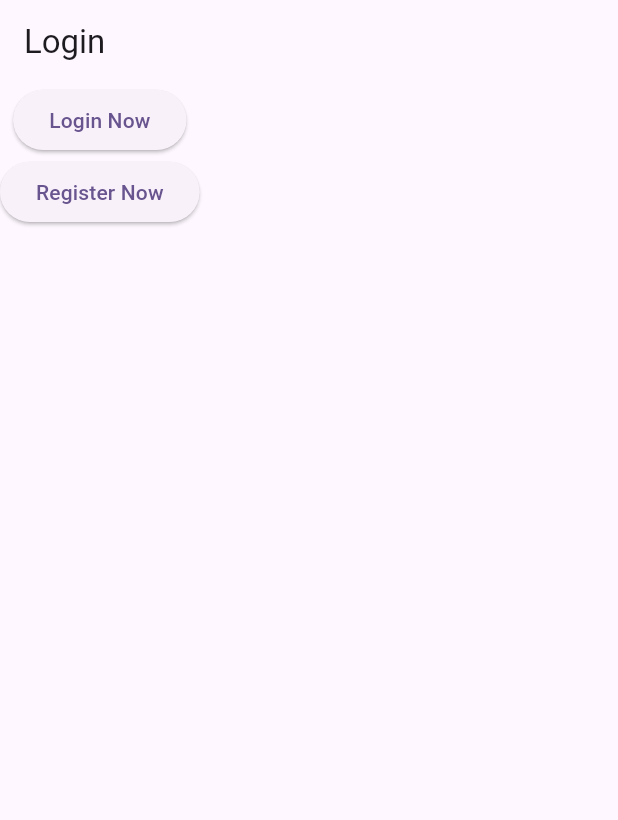
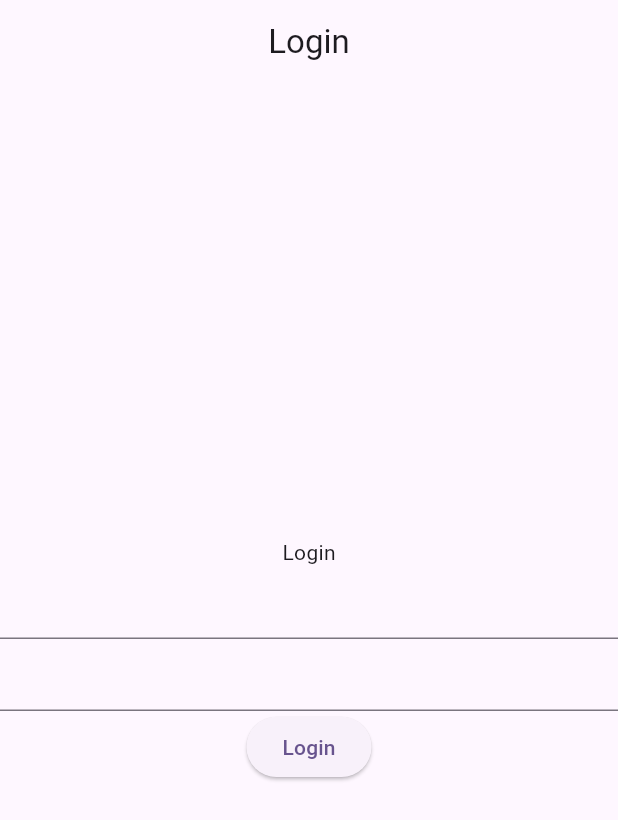
Before and after one commit to Dangere/syncora-frontend, a Flutter app: the screen it shows after launch, on a phone screen of 412 x 824 dp. Shown: the top 820 px of the screen. Run offline on Flutter 3.47's test engine with Material 3 defaults, Android fonts, the phone set to English and light mode, and no system bars; our stand-ins replace dio, email_validator, flutter_riverpod, go_router, logger.

Commit message:
Refined login page with form fields and validation

```diff
--- a/lib/core/constants/constants.dart
+++ b/lib/core/constants/constants.dart
@@ -1,5 +1,5 @@
 class Constants {
   // ignore: non_constant_identifier_names
   // using `10.0.2.2` as the IP address because AVD uses 10.0.2.2 as an alias to your host loopback interface (i.e) localhost
-  static String BASE_URL = "http://10.0.2.2:5292/api";
+  static String BASE_URL = "http://10.0.2.2:5000/api";
 }
--- a/lib/core/localization/l10n/intl_ar.arb
+++ b/lib/core/localization/l10n/intl_ar.arb
@@ -1,4 +1,5 @@
 {
     "helloWorld": "هلا",
-    "loginPageTitle": "تسجيل الدخول"
+    "loginPageTitle": "تسجيل الدخول",
+    "loginButton": "تسجيل الدخول"
 }
--- a/lib/core/localization/l10n/intl_en.arb
+++ b/lib/core/localization/l10n/intl_en.arb
@@ -6,5 +6,9 @@
   "loginPageTitle": "Login",
   "@loginPageTitle": {
     "description": "The title of the login page"
+  },
+  "loginButton": "Login",
+  "@loginButton": {
+    "description": "The login button"
   }
 }
--- a/lib/features/authentication/view/pages/login_page.dart
+++ b/lib/features/authentication/view/pages/login_page.dart
@@ -1,17 +1,45 @@
 import 'package:flutter/material.dart';
 import 'package:flutter_riverpod/flutter_riverpod.dart';
+import 'package:syncora_frontend/common/providers/common_providers.dart';
 import 'package:syncora_frontend/core/localization/generated/l10n/app_localizations.dart';
+import 'package:syncora_frontend/core/utils/validators.dart';
 import 'package:syncora_frontend/features/authentication/models/auth_state.dart';
 import 'package:syncora_frontend/features/authentication/viewmodel/auth_viewmodel.dart';
 
-class LoginPage extends ConsumerWidget {
+class LoginPage extends ConsumerStatefulWidget {
   const LoginPage({super.key});
 
   @override
-  Widget build(BuildContext context, WidgetRef ref) {
+  ConsumerState<ConsumerStatefulWidget> createState() => _LoginPageState();
+}
+
+class _LoginPageState extends ConsumerState<LoginPage> {
+  final _formKey = GlobalKey<FormState>();
+
+  final TextEditingController emailController = TextEditingController();
+  final TextEditingController passwordController = TextEditingController();
+
+  @override
+  void dispose() {
+    // TODO: implement dispose
+    super.dispose();
+    emailController.dispose();
+    passwordController.dispose();
+  }
+
+  @override
+  void initState() {
+    // TODO: implement initState
+    super.initState();
+    ref.read(loggerProvider).d('Login page initialized');
+  }
+
+  @override
+  Widget build(BuildContext context) {
     final authViewModel = ref.read(authProvider.notifier);
-    AuthState state = ref.watch(authProvider);
+    AuthState authState = ref.watch(authProvider);
 
+    // Show error snackbar when error is not null in the auth state
     ref.listen<AuthState>(authProvider, (previous, next) {
       if (next.error != null) {
         ScaffoldMessenger.of(context).hideCurrentSnackBar();
@@ -21,25 +49,59 @@ class LoginPage extends ConsumerWidget {
       }
     });
 
+    void login() {
+      // Check if form is valid before attempting to login
+      if (!_formKey.currentState!.validate() || authState.isLoading) return;
+      authViewModel.loginWithEmailAndPassword(
+          emailController.text.trim(), passwordController.text.trim());
+    }
+
     return Scaffold(
       appBar: AppBar(
-        title: Text(AppLocalizations.of(context).loginPageTitle),
-        leading: state.isLoading ? const CircularProgressIndicator() : null,
+        title: Center(child: Text(AppLocalizations.of(context).loginPageTitle)),
       ),
-      body: Column(children: [
-        ElevatedButton(
-            onPressed: () {
-              authViewModel.loginWithEmailAndPassword(
-                  "user@gmail.com", "NOTCRddEATED");
+      body: Form(
+        key: _formKey,
+        child: Column(mainAxisAlignment: MainAxisAlignment.center, children: [
+          Text(AppLocalizations.of(context).loginPageTitle),
+          // Email field
+          TextFormField(
+            keyboardType: TextInputType.emailAddress,
+            controller: emailController,
+            validator: (value) {
+              if (value == null || value.isEmpty) {
+                return 'Email cannot be empty';
+              }
+
+              if (Validators.validateEmail(value.trim()) == false) {
+                return 'Invalid email';
+              }
+              return null;
             },
-            child: const Text('Login Now')),
-        ElevatedButton(
-            onPressed: () {
-              authViewModel.registerWithEmailAndPassword(
-                  "usdsder@gmail.com", "NOTCREATED", "NOTCREATED");
+          ),
+          // Password field
+          TextFormField(
+            obscureText: false,
+            controller: passwordController,
+            keyboardType: TextInputType.visiblePassword,
+            validator: (value) {
+              if (value == null || value.isEmpty) {
+                return 'Password cannot be empty';
+              }
+
+              if (Validators.validatePassword(value.trim()) == false) {
+                return 'Password must be between 6 and 16 characters';
+              }
+              return null;
             },
-            child: const Text('Register Now'))
-      ]),
+          ),
+          ElevatedButton(
+              onPressed: login,
+              child: authState.isLoading
+                  ? const CircularProgressIndicator()
+                  : Text(AppLocalizations.of(context).loginButton))
+        ]),
+      ),
     );
   }
 }
```
Also changed, not shown: lib/core/utils/validators.dart (added, +41 -0 lines), lib/core/localization/generated/l10n/app_localizations.dart, lib/core/localization/generated/l10n/app_localizations_ar.dart, lib/core/localization/generated/l10n/app_localizations_en.dart.
